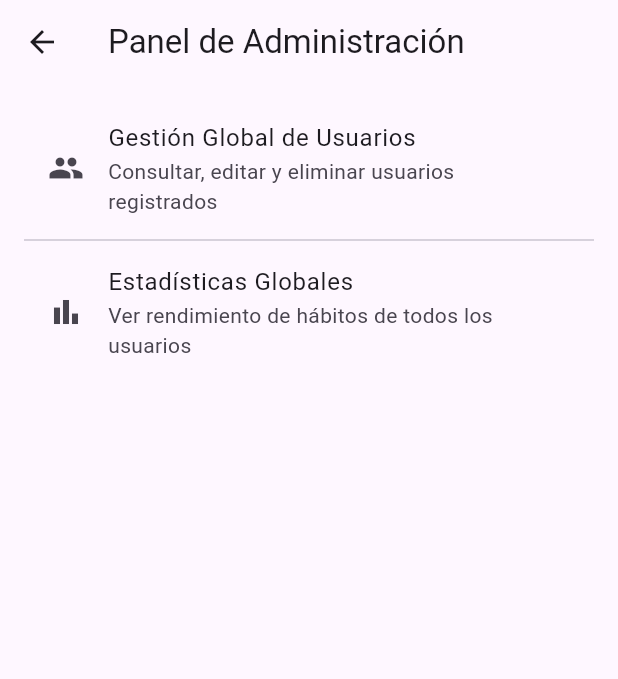
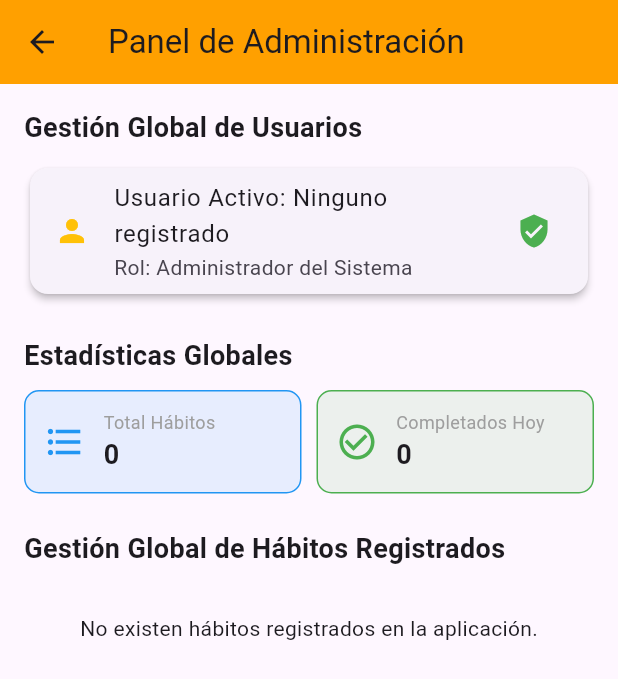
Before and after one commit to rougipb/acdades_project, a Flutter app: the AdministracionScreen screen opened directly, on a phone screen of 412 x 824 dp. Shown: the top 679 px of the screen. Run offline on Flutter 3.47's test engine with Material 3 defaults, Android fonts, the phone set to English and light mode, and no system bars; our stand-ins replace shared_preferences; accounts and stored records are empty.

Commit message:
admin ventana

```diff
--- a/lib/screens/administracion_screen.dart
+++ b/lib/screens/administracion_screen.dart
@@ -1,30 +1,159 @@
 import 'package:flutter/material.dart';
+import '../models/habito.dart';
+import '../services/preferencias_service.dart';
+import '../widgets/tarjeta_habito.dart';
+import '../widgets/dato_estadistica.dart';
 
-class AdministracionScreen extends StatelessWidget {
+class AdministracionScreen extends StatefulWidget {
   const AdministracionScreen({super.key});
 
   @override
-  Widget build(BuildContext context) {
-    return Scaffold(
-      appBar: AppBar(
-        title: const Text('Panel de Administración'),
-      ),
-      body: ListView(
-        padding: const EdgeInsets.all(16.0),
-        children: const [
-          ListTile(
-            leading: Icon(Icons.people),
-            title: Text('Gestión Global de Usuarios'),
-            subtitle: Text('Consultar, editar y eliminar usuarios registrados'),
+  State<AdministracionScreen> createState() => _AdministracionScreenState();
+}
+
+class _AdministracionScreenState extends State<AdministracionScreen> {
+  List<Habito> _habitosGlobales = [];
+  String? _usuarioRegistrado;
+  bool _cargando = true;
+
+  @override
+  void initState() {
+    super.initState();
+    _cargarDatosGlobales();
+  }
+
+  Future<void> _cargarDatosGlobales() async {
+    final habitos = await PreferenciasService.getHabitos();
+    final usuario = await PreferenciasService.getNombreUsuario();
+
+    setState(() {
+      _habitosGlobales = habitos;
+      _usuarioRegistrado = usuario ?? 'Ninguno registrado';
+      _cargando = false;
+    });
+  }
+
+  void _eliminarHabitoAdmin(String id) async {
+    final confirmar = await showDialog<bool>(
+      context: context,
+      builder: (ctx) => AlertDialog(
+        title: const Text('Eliminación de Administrador'),
+        content: const Text('¿Deseas eliminar este hábito del sistema global?'),
+        actions: [
+          TextButton(
+            onPressed: () => Navigator.pop(ctx, false),
+            child: const Text('Cancelar'),
           ),
-          Divider(),
-          ListTile(
-            leading: Icon(Icons.bar_chart),
-            title: Text('Estadísticas Globales'),
-            subtitle: Text('Ver rendimiento de hábitos de todos los usuarios'),
+          TextButton(
+            onPressed: () => Navigator.pop(ctx, true),
+            child: const Text('Eliminar', style: TextStyle(color: Colors.red)),
           ),
         ],
       ),
     );
+
+    if (confirmar == true) {
+      setState(() {
+        _habitosGlobales.removeWhere((h) => h.id == id);
+      });
+      await PreferenciasService.guardarHabitos(_habitosGlobales);
+    }
+  }
+
+  @override
+  Widget build(BuildContext context) {
+    if (_cargando) {
+      return const Scaffold(body: Center(child: CircularProgressIndicator()));
+    }
+
+    return Scaffold(
+      appBar: AppBar(
+        title: const Text('Panel de Administración'),
+        backgroundColor: Colors.amber.shade700,
+      ),
+      body: SingleChildScrollView(
+        padding: const EdgeInsets.all(16.0),
+        child: Column(
+          crossAxisAlignment: CrossAxisAlignment.start,
+          children: [
+            // Sección 1: Información de Usuarios
+            const Text(
+              'Gestión Global de Usuarios',
+              style: TextStyle(fontSize: 18, fontWeight: FontWeight.bold),
+            ),
+            const SizedBox(height: 10),
+            Card(
+              elevation: 2,
+              child: ListTile(
+                leading: const Icon(Icons.person, color: Colors.amber),
+                title: Text('Usuario Activo: $_usuarioRegistrado'),
+                subtitle: const Text('Rol: Administrador del Sistema'),
+                trailing: const Icon(Icons.verified_user, color: Colors.green),
+              ),
+            ),
+            const SizedBox(height: 24),
+
+            // Sección 2: Resumen Estadístico Global
+            const Text(
+              'Estadísticas Globales',
+              style: TextStyle(fontSize: 18, fontWeight: FontWeight.bold),
+            ),
+            const SizedBox(height: 10),
+            Row(
+              children: [
+                Expanded(
+                  child: DatoEstadistica(
+                    etiqueta: 'Total Hábitos',
+                    valor: '${_habitosGlobales.length}',
+                    icono: Icons.format_list_bulleted,
+                    color: Colors.blue,
+                  ),
+                ),
+                const SizedBox(width: 10),
+                Expanded(
+                  child: DatoEstadistica(
+                    etiqueta: 'Completados Hoy',
+                    valor: '${_habitosGlobales.where((h) => h.completadoHoy).length}',
+                    icono: Icons.check_circle_outline,
+                    color: Colors.green,
+                  ),
+                ),
+              ],
+            ),
+            const SizedBox(height: 24),
+
+            // Sección 3: Control Global de Hábitos
+            const Text(
+              'Gestión Global de Hábitos Registrados',
+              style: TextStyle(fontSize: 18, fontWeight: FontWeight.bold),
+            ),
+            const SizedBox(height: 10),
+            _habitosGlobales.isEmpty
+                ? const Center(
+              child: Padding(
+                padding: EdgeInsets.symmetric(vertical: 20.0),
+                child: Text('No existen hábitos registrados en la aplicación.'),
+              ),
+            )
+                : ListView.builder(
+              shrinkWrap: true,
+              physics: const NeverScrollableScrollPhysics(),
+              itemCount: _habitosGlobales.length,
+              itemBuilder: (context, index) {
+                final h = _habitosGlobales[index];
+                return TarjetaHabito(
+                  nombre: h.nombre,
+                  color: Color(h.colorValue),
+                  completadoHoy: h.completadoHoy,
+                  onCompletar: () {}, // Deshabilitado o de solo lectura para admin
+                  onEditar: () {},
+                  onEliminar: () => _eliminarHabitoAdmin(h.id),
+                );
+              },
+            ),
+          ],
+        ),
+      ),
+    );
   }
 }
```
